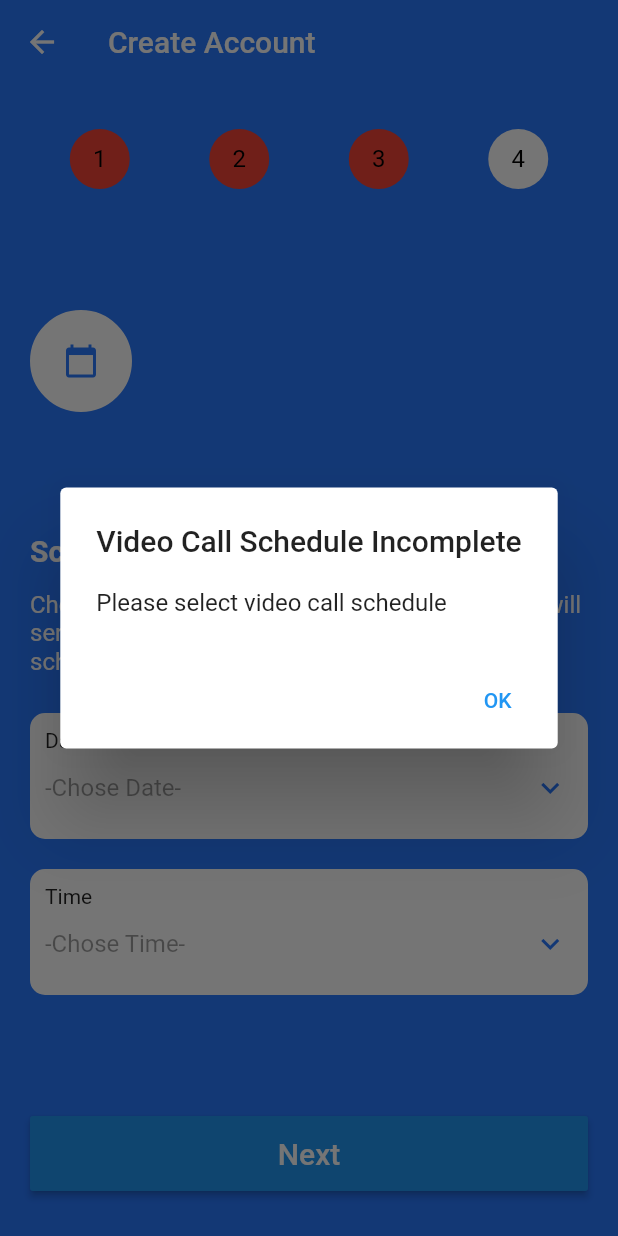
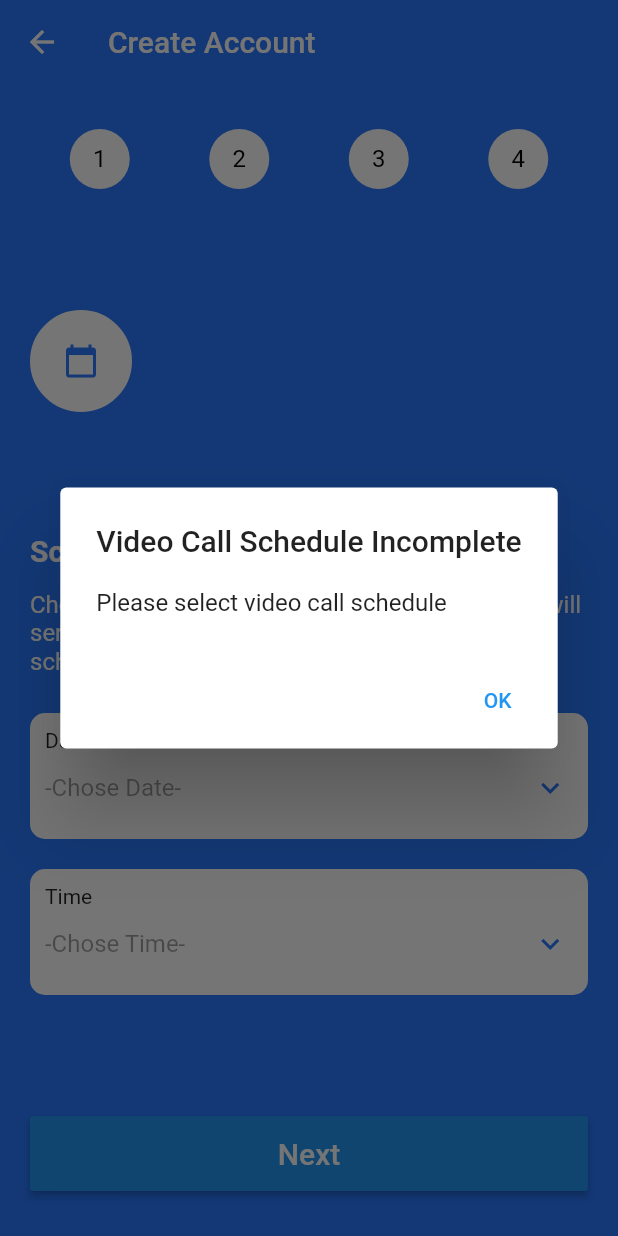
Before and after one commit to jonathan-deni/flutter_assignment, a Flutter app: the VideoCall screen opened by its route, after a tap on "Next", on a phone screen of 412 x 824 dp. Run offline on Flutter 3.47's test engine with Material 2 defaults, Android fonts, the phone set to English and light mode, and no system bars.

```diff
--- a/lib/models/account.dart
+++ b/lib/models/account.dart
@@ -1,11 +1,50 @@
-class Account {
-  String email;
-  String password;
-  DateTime vCallDateTime;
-  String goals;
-  String income;
-  String expense;
-  int progress;
+import 'package:flutter/cupertino.dart';
+
+class Account extends ChangeNotifier {
+  String _email;
+  String _password;
+  DateTime _vCallSchedule;
+  String _goals;
+  String _income;
+  String _expense;
+  int _progress = 0;
+
+  String get email => _email;
+  String get password => _password;
+  DateTime get vCallSchedule => _vCallSchedule;
+  String get goals => _goals;
+  String get income => _income;
+  String get expense => _expense;
+  int get progress => _progress;
+
+  set email(String value) {
+    _email = value;
+    notifyListeners();
+  }
+  set password(String value) {
+    _password = value;
+    notifyListeners();
+  }
+  set vCallSchedule(DateTime value) {
+    _vCallSchedule = value;
+    notifyListeners();
+  }
+  set goals(String value) {
+    _goals = value;
+    notifyListeners();
+  }
+  set income(String value) {
+    _income = value;
+    notifyListeners();
+  }
+  set expense(String value) {
+    _expense = value;
+    notifyListeners();
+  }
+  set progress(int value) {
+    _progress = value;
+    notifyListeners();
+  }
 
   // Account({this.email, this.password, this.vCallDateTime, this.goals, this.income, this.expense, this.progress});
 
--- a/lib/pages/video_call.dart
+++ b/lib/pages/video_call.dart
@@ -4,6 +4,7 @@ import 'package:intl/intl.dart';
 import 'package:flutter_assignment/models/account.dart';
 import 'package:flutter_assignment/widgets/next_button.dart';
 import 'package:flutter_assignment/widgets/progress_widget.dart';
+import 'package:provider/provider.dart';
 
 class VideoCall extends StatefulWidget {
   @override
@@ -145,26 +146,10 @@ class _VideoCallState extends State<VideoCall> {
               mainAxisAlignment: MainAxisAlignment.spaceBetween,
               mainAxisSize: MainAxisSize.max,
               children: <Widget>[
-                ProgressWidget(3),
+                Consumer<Account>(builder: (context, account, _) => ProgressWidget(account.progress)),
                 Row(
                   children: <Widget>[
-                    Container(
-                      decoration: BoxDecoration(
-                        color: Colors.white,
-                        borderRadius: BorderRadius.circular(100),
-                        border: Border.all(
-                          color: Colors.white,
-                          width: 10,
-                        ),
-                      ),
-                      child: IconButton(
-                        icon: Icon(
-                          Icons.calendar_today,
-                          color: Colors.blueAccent[400],
-                        ),
-                        onPressed: () {},
-                      ),
-                    ),
+                    CalendarIcon(),
                   ],
                 ),
                 Column(
@@ -286,9 +271,13 @@ class _VideoCallState extends State<VideoCall> {
                     ]),
                 Column(
                   children: <Widget>[
-                    NextButton(onPressNextButton: () {
+                    Consumer<Account>(
+                      builder: (context, account, _) => NextButton(onPressNextButton: () {
                         if(currentDate != null && currentTime != null) {
-                        //valid data
+                          account.vCallSchedule = new DateTime(currentDate.year, currentDate.month, currentDate.day, currentTime.hour, currentTime.minute);
+
+                          if(account.progress <= 3) account.progress += 1;
+                          Navigator.pushNamed(context, '/confirm');
                         } else {
                           showDialog<void>(
                             context: context,
@@ -306,7 +295,7 @@ class _VideoCallState extends State<VideoCall> {
                                   TextButton(
                                     child: Text('OK'),
                                     onPressed: () {
-                                    Navigator.of(context).pop();
+
                                     },
                                   ),
                                 ],
@@ -314,8 +303,8 @@ class _VideoCallState extends State<VideoCall> {
                             },
                           );
                         }
-                      // Navigator.pushNamed(context, '/vcall');
                       }),
+                    ),
                   ],
                 )
               ],
@@ -324,3 +313,61 @@ class _VideoCallState extends State<VideoCall> {
         ));
   }
 }
+
+class CalendarIcon extends StatefulWidget {
+  const CalendarIcon({
+    Key key,
+  }) : super(key: key);
+
+  @override
+  _CalendarIconState createState() => _CalendarIconState();
+}
+
+class _CalendarIconState extends State<CalendarIcon> with SingleTickerProviderStateMixin {
+  // AnimationController controller;
+  // Animation animation;
+
+  @override
+  void initState() {
+    // TODO: implement initState
+    super.initState();
+
+    // controller = AnimationController(
+    //     duration: Duration(seconds: 5),
+    //     vsync: this
+    // );
+    //
+    // animation = Tween<double>(begin: 0, end : 20).animate(controller)..addListener(() {
+    //   setState(() {});
+    // })..addStatusListener((status) {
+    //   if (status == AnimationStatus.completed) {
+    //     controller.reverse();
+    //   } else if (status == AnimationStatus.dismissed) {
+    //     controller.forward();
+    //   }
+    // });
+    //
+    // controller.forward();
+  }
+
+  @override
+  Widget build(BuildContext context) {
+    return Container(
+        decoration: BoxDecoration(
+          color: Colors.white,
+          borderRadius: BorderRadius.circular(100),
+          border: Border.all(
+            color: Colors.white,
+            width: 10,
+          ),
+        ),
+        child: IconButton(
+          icon: Icon(
+            Icons.calendar_today,
+            color: Colors.blueAccent[400],
+          ),
+          onPressed: () {},
+        ),
+      );
+  }
+}
--- a/pubspec.yaml
+++ b/pubspec.yaml
@@ -29,6 +29,7 @@ dependencies:
   # Use with the CupertinoIcons class for iOS style icons.
   cupertino_icons: ^1.0.2
   intl: ^0.17.0
+  provider: ^4.3.3
 
 dev_dependencies:
   flutter_test:
```
Also changed, not shown: lib/main.dart (+11 -2 lines), lib/pages/password.dart (+9 -4 lines), lib/pages/personal_info.dart (+12 -6 lines), lib/pages/welcome.dart (+7 -4 lines), pubspec.lock. Lines whose indentation alone changed are shown as unchanged.
